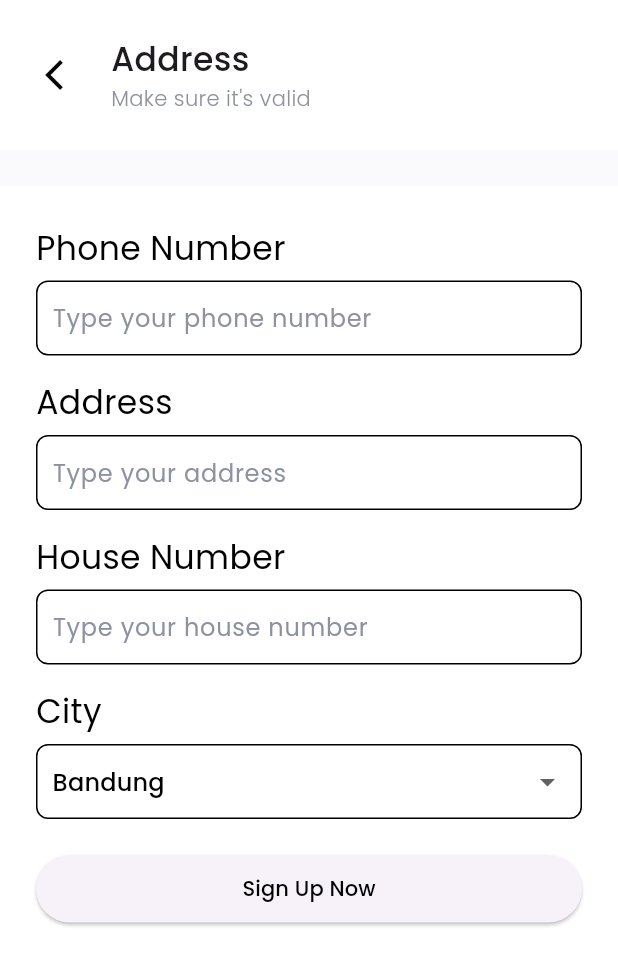
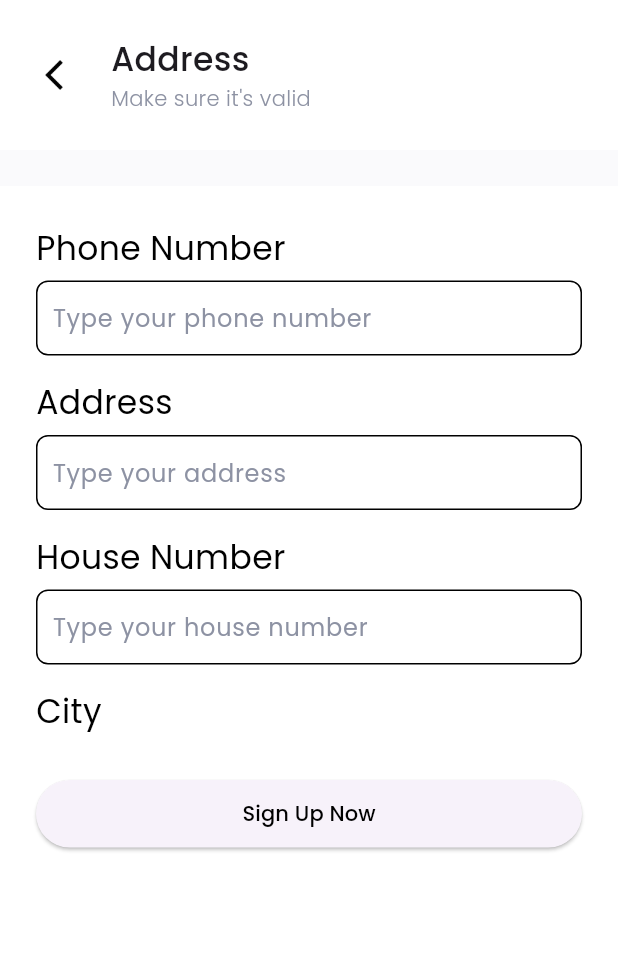
Before and after one commit to adipramanadev/tokoonline, a Flutter app: the AddressPage widget shown alone on an empty page, opened directly, on a phone screen of 412 x 824 dp. Shown: the top 965 px of the screen. Run offline on Flutter 3.47's test engine with Material 3 defaults, Android fonts, the phone set to English and light mode, and no system bars; our stand-ins replace flutter_spinkit, get, google_fonts, supercharged.

```diff
--- a/lib/ui/address.dart
+++ b/lib/ui/address.dart
@@ -97,35 +97,36 @@ class _AddressPageState extends State<AddressPage> {
               style: blackFontStyle2,
             ),
           ),
-          Container(
-            width: double.infinity,
-            margin: EdgeInsets.symmetric(horizontal: defaultMargin),
-            padding: EdgeInsets.symmetric(horizontal: 10),
-            decoration: BoxDecoration(
-                borderRadius: BorderRadius.circular(8),
-                border: Border.all(color: Colors.black)),
-            child: DropdownButton(
-                isExpanded: true,
-                underline: SizedBox(),
-                items: [
-                  DropdownMenuItem(
-                      child: Text(
-                    'Bandung',
-                    style: blackFontStyle3,
-                  )),
-                  DropdownMenuItem(
-                      child: Text(
-                    'Jakarta',
-                    style: blackFontStyle3,
-                  )),
-                  DropdownMenuItem(
-                      child: Text(
-                    'Surabaya',
-                    style: blackFontStyle3,
-                  ))
-                ],
-                onChanged: (item) {}),
-          ),
+          // Container(
+          //   width: double.infinity,
+          //   margin: EdgeInsets.symmetric(horizontal: defaultMargin),
+          //   padding: EdgeInsets.symmetric(horizontal: 10),
+          //   decoration: BoxDecoration(
+          //     borderRadius: BorderRadius.circular(8),
+          //     border: Border.all(color: Colors.black),
+          //   ),
+          //   child: DropdownButton(
+          //       isExpanded: true,
+          //       underline: SizedBox(),
+          //       items: [
+          //         DropdownMenuItem(
+          //             child: Text(
+          //           'Bandung',
+          //           style: blackFontStyle3,
+          //         )),
+          //         DropdownMenuItem(
+          //             child: Text(
+          //           'Jakarta',
+          //           style: blackFontStyle3,
+          //         )),
+          //         DropdownMenuItem(
+          //             child: Text(
+          //           'Surabaya',
+          //           style: blackFontStyle3,
+          //         ))
+          //       ],
+          //       onChanged: (item) {}),
+          // ),
           Container(
             width: double.infinity,
             margin: EdgeInsets.only(top: 24),
--- a/lib/ui/pages.dart
+++ b/lib/ui/pages.dart
@@ -5,7 +5,11 @@ import 'package:tokoonline/shared/shared.dart';
 import 'package:google_fonts/google_fonts.dart';
 import 'package:flutter_spinkit/flutter_spinkit.dart';
 
+//ui
 part 'generalpage.dart';
 part 'signinpage.dart';
 part 'signuppage.dart';
 part 'address.dart';
+part 'successregister.dart';
+part 'illustrationpage.dart';
+part 'homepage.dart';
--- a/lib/ui/signuppage.dart
+++ b/lib/ui/signuppage.dart
@@ -113,7 +113,7 @@ class _SignUpPageState extends State<SignUpPage> {
             padding: EdgeInsets.symmetric(horizontal: defaultMargin),
             child: ElevatedButton(
               onPressed: () {
-                Get.to(AddressPage());
+                Get.to(() => AddressPage());
               },
               child: Text(
                 'Continue',
```
Also changed, not shown: lib/ui/homepage.dart (added, +15 -0 lines), lib/ui/illustrationpage.dart (added, +81 -0 lines), lib/ui/successregister.dart (added, +13 -0 lines).
